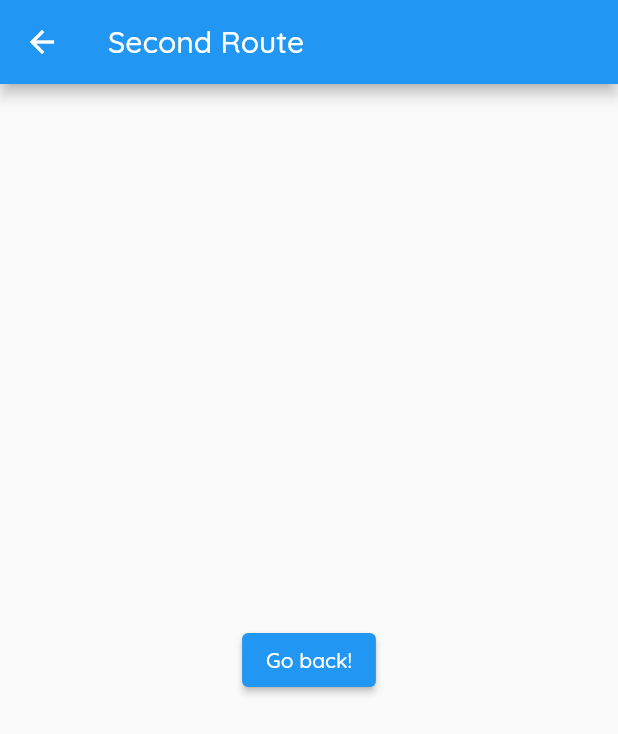
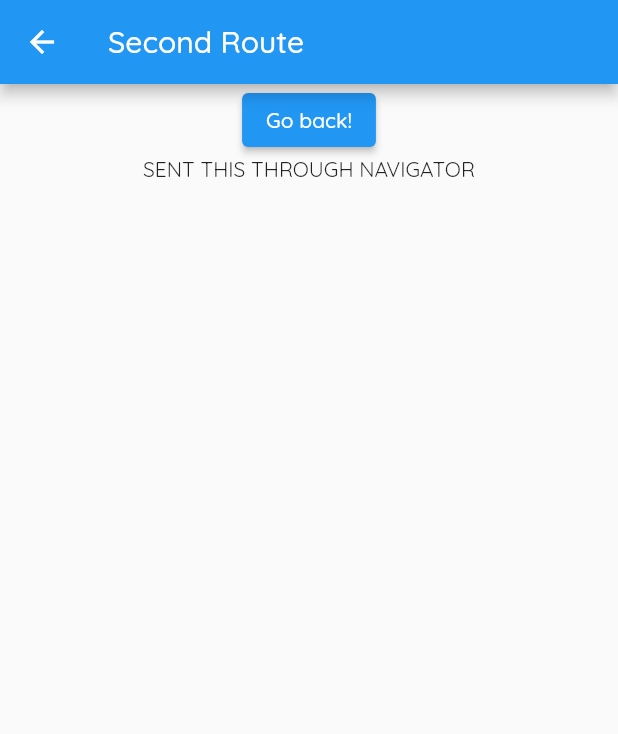
Before and after one commit to AditiDande20/DemoProject, a Flutter app: the screen it shows after launch, item 4 of the bottom bar chosen, after a tap on "Open route", on a phone screen of 412 x 824 dp. Shown: the top 734 px of the screen. Run offline on Flutter 3.47's test engine with Material 2 defaults, Android fonts, the phone set to English and light mode, and no system bars.

Commit message:
Learned and implemented Stack navigation in flutter , passing data through navigation and tab navigation

```diff
--- a/lib/NavigationDemo.dart
+++ b/lib/NavigationDemo.dart
@@ -16,7 +16,7 @@ class NavigationDemo extends StatelessWidget {
           onPressed: () {
             Navigator.push(
               context,
-              MaterialPageRoute(builder: (context) => const SecondRoute()),
+              MaterialPageRoute(builder: (context) => const SecondRoute(data: 'SENT THIS THROUGH NAVIGATOR')),
             );
           },
         ),
@@ -26,7 +26,9 @@ class NavigationDemo extends StatelessWidget {
 }
 
 class SecondRoute extends StatelessWidget {
-  const SecondRoute({super.key});
+  const SecondRoute({super.key,required this.data});
+
+  final String data;
 
   @override
   Widget build(BuildContext context) {
@@ -35,11 +37,16 @@ class SecondRoute extends StatelessWidget {
         title: const Text('Second Route'),
       ),
       body: Center(
-        child: ElevatedButton(
-          onPressed: () {
-            Navigator.pop(context);
-          },
-          child: const Text('Go back!'),
+        child: Column(
+          children: [
+            ElevatedButton(
+              onPressed: () {
+                Navigator.pop(context);
+              },
+              child: const Text('Go back!'),
+            ),
+            Text(data)
+          ],
         ),
       ),
     );
--- a/lib/main.dart
+++ b/lib/main.dart
@@ -2,6 +2,8 @@ import 'package:flutter/material.dart';
 import 'package:projects/ListviewDemo.dart';
 import 'package:projects/MaterialComponents.dart';
 import 'package:projects/NavigationDemo.dart';
+
+import 'TabBarDemo.dart';
 
 void main() {
   runApp(const MyDemoApp());
@@ -37,13 +39,17 @@ class _BasicDesignElements extends State<BasicDesignElements> {
     const BasicStatefulWidget(),
     const MaterialStatefulWidget(),
     const ListviewStatefulWidget(),
-    const NavigationDemo()
+    const NavigationDemo(),
+    const TabBarDemo()
+
   ];
 
   void _onTapped(int index) {
     setState(() {
       selectedIndex = index;
     });
+
+
   }
 
   @override
@@ -102,7 +108,11 @@ class _BasicDesignElements extends State<BasicDesignElements> {
           BottomNavigationBarItem(
               icon: Icon(Icons.navigation),
               label: "Navigation",
-              tooltip: "Navigation")
+              tooltip: "Navigation"),
+          BottomNavigationBarItem(
+              icon: Icon(Icons.tab),
+              label: "Tabs",
+              tooltip: "Tabs")
         ],
         selectedItemColor: Colors.blue,
         unselectedItemColor: Colors.grey,
```
Also changed, not shown: lib/TabBarDemo.dart (added, +57 -0 lines).
